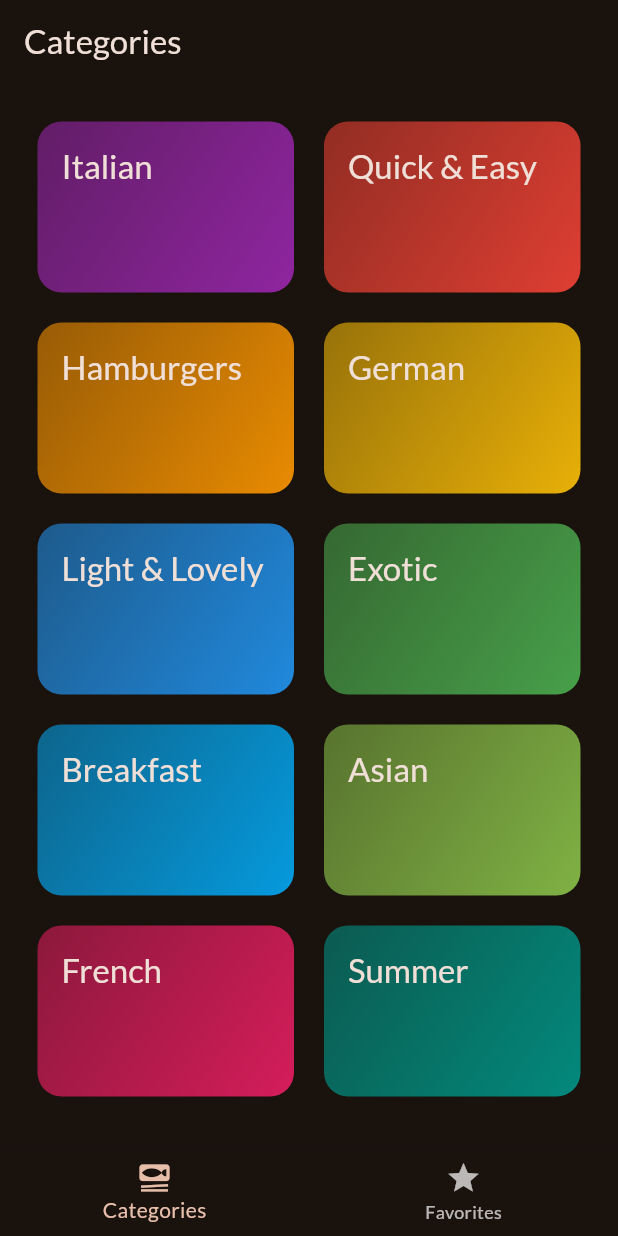
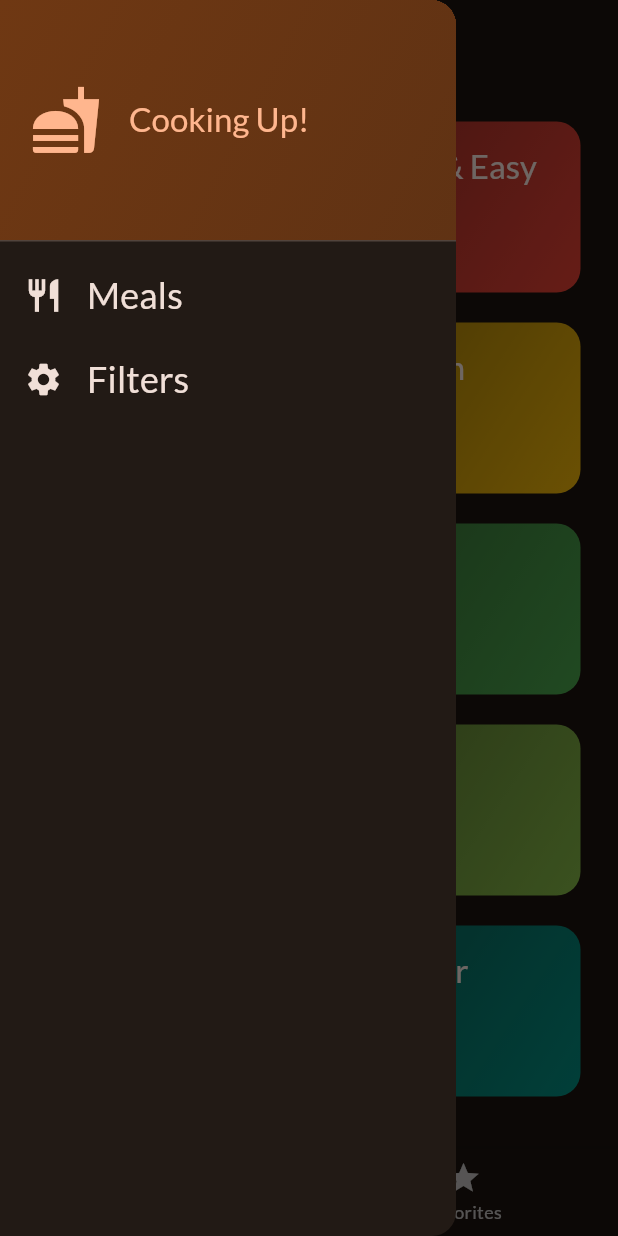
Before and after one commit to bozzimarcello/meals, a Flutter app: the screen it shows after launch, with the side drawer open (before the commit the screen has no drawer), on a phone screen of 412 x 824 dp. Run offline on Flutter 3.47's test engine with Material 3 defaults, Android fonts, the phone set to English and light mode, and no system bars; our stand-ins replace google_fonts, transparent_image.

Commit message:
side drawer added

```diff
--- a/lib/screens/tabs.dart
+++ b/lib/screens/tabs.dart
@@ -2,6 +2,7 @@ import 'package:flutter/material.dart';
 import 'package:meals/models/meal.dart';
 import 'package:meals/screens/categories.dart';
 import 'package:meals/screens/meals.dart';
+import 'package:meals/widgets/main_drawer.dart';
 
 class TabsScreen extends StatefulWidget {
   const TabsScreen({super.key});
@@ -65,6 +66,7 @@ class _TabsScreenState extends State<TabsScreen> {
       appBar: AppBar(
         title: Text(activePageTitle),
       ),
+      drawer: const MainDrawer(),
       body: activePage,
       bottomNavigationBar: BottomNavigationBar(
         onTap: _selectPage,
--- /dev/null
+++ b/lib/widgets/main_drawer.dart
@@ -0,0 +1,83 @@
+import 'package:flutter/material.dart';
+
+class MainDrawer extends StatelessWidget {
+  const MainDrawer({super.key});
+
+  @override
+  Widget build(BuildContext context) {
+    return Drawer(
+      child: Column(
+        children: [
+          DrawerHeader(
+            padding: const EdgeInsets.all(20),
+            decoration: BoxDecoration(
+              gradient: LinearGradient(
+                colors: [
+                  Theme.of(context).colorScheme.primaryContainer,
+                  Theme.of(context)
+                      .colorScheme
+                      .primaryContainer
+                      .withOpacity(0.8),
+                ],
+                begin: Alignment.topLeft,
+                end: Alignment.bottomRight,
+              ),
+            ),
+            child: Row(
+              children: [
+                Icon(
+                  Icons.fastfood,
+                  size: 48,
+                  color: Theme.of(context).colorScheme.primary,
+                ),
+                const SizedBox(width: 18),
+                Text(
+                  'Cooking Up!',
+                  style: Theme.of(context).textTheme.titleLarge!.copyWith(
+                        color: Theme.of(context).colorScheme.primary,
+                      ),
+                ),
+              ],
+            ),
+          ),
+          ListTile(
+            // a list tile is a widget that represents a single fixed-height row
+            leading: Icon(
+              Icons.restaurant,
+              size: 26,
+              color: Theme.of(context).colorScheme.onBackground,
+            ),
+            title: Text(
+              'Meals',
+              style: Theme.of(context).textTheme.titleSmall!.copyWith(
+                    color: Theme.of(context).colorScheme.onBackground,
+                    fontSize: 24,
+                  ),
+            ),
+            onTap: () {
+
+            },
+          ),
+          ListTile(
+            // a list tile is a widget that represents a single fixed-height row
+            leading: Icon(
+              Icons.settings,
+              size: 26,
+              color: Theme.of(context).colorScheme.onBackground,
+            ),
+            title: Text(
+              'Filters',
+              style: Theme.of(context).textTheme.titleSmall!.copyWith(
+                    color: Theme.of(context).colorScheme.onBackground,
+                    fontSize: 24,
+                  ),
+            ),
+            onTap: () {
+
+            },
+          ),
+        ],
+      ),
+    );
+  }
+}
```
